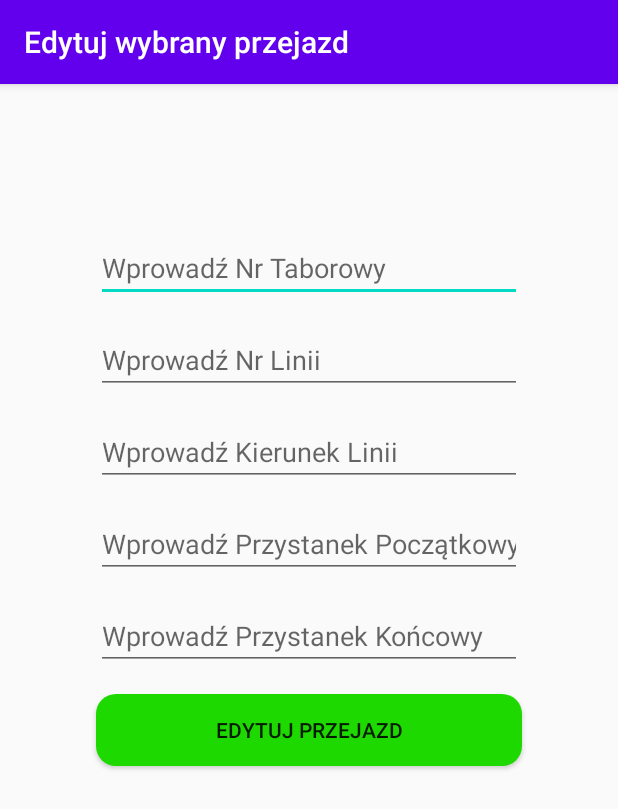
After one commit to Kamilos15ppp/Przejazdy, an Android app: the EditTransit screen opened directly, with no data from a screen before it, on a phone screen of 412 x 824 dp. The commit adds this screen. Shown: the top 809 px of the screen. Run offline under Robolectric (Android 15) with nearby library versions, the phone set to English and light mode, and no system bars; libraries missing offline, so code that uses them is left out: com.parse, com.shashank.sony.

Commit message:
Added editing transits in edit_transit Activity

```diff
--- a/app/src/main/AndroidManifest.xml
+++ b/app/src/main/AndroidManifest.xml
@@ -10,7 +10,8 @@
         android:roundIcon="@mipmap/ic_launcher_round"
         android:supportsRtl="true"
         android:theme="@style/AppTheme">
-        <activity android:name=".AddingNewTransit"></activity>
+        <activity android:name=".EditTransit"></activity>
+        <activity android:name=".AddingNewTransit" />
         <activity
             android:name=".HomePageActivity"
             android:theme="@style/Theme.AppCompat.NoActionBar" />
--- /dev/null
+++ b/app/src/main/java/com/example/przejazdy/EditTransit.java
@@ -0,0 +1,112 @@
+package com.example.przejazdy;
+
+import android.annotation.SuppressLint;
+import android.content.Intent;
+import android.os.Bundle;
+import android.os.Handler;
+import android.os.Message;
+import android.view.View;
+import android.widget.Button;
+import android.widget.EditText;
+import android.widget.Toast;
+
+import androidx.appcompat.app.AppCompatActivity;
+
+import com.parse.GetCallback;
+import com.parse.ParseException;
+import com.parse.ParseObject;
+import com.parse.ParseQuery;
+import com.parse.ParseUser;
+import com.shashank.sony.fancytoastlib.FancyToast;
+
+public class EditTransit extends AppCompatActivity implements View.OnClickListener {
+
+    private EditText edtTabNumEdit, edtLineNumEdit, edtDirectionEdit,
+            edtFirstEdit, edtLastEdit;
+    private Button btnEditTransit;
+
+    @Override
+    protected void onCreate(Bundle savedInstanceState) {
+        super.onCreate(savedInstanceState);
+        setContentView(R.layout.activity_edit_transit);
+
+        setTitle(R.string.title_edit_transit);
+
+        edtTabNumEdit = findViewById(R.id.edtTabNumEdit);
+        edtLineNumEdit = findViewById(R.id.edtLineNumEdit);
+        edtDirectionEdit = findViewById(R.id.edtDirectionEdit);
+        edtFirstEdit = findViewById(R.id.edtFirstEdit);
+        edtLastEdit = findViewById(R.id.edtLastEdit);
+        btnEditTransit = findViewById(R.id.btnEditTransit);
+
+        btnEditTransit.setOnClickListener(this);
+
+    }
+
+    @Override
+    public void onClick(View view) {
+
+        if (edtTabNumEdit.getText().toString().equals("") ||
+                edtLineNumEdit.getText().toString().equals("") ||
+                edtDirectionEdit.getText().toString().equals("") ||
+                edtFirstEdit.getText().toString().equals("") ||
+                edtLastEdit.getText().toString().equals("")) {
+
+            FancyToast.makeText(EditTransit.this,
+                    getString(R.string.fancy_adding_new_transit_required),
+                    Toast.LENGTH_SHORT, FancyToast.INFO,
+                    false).show();
+
+        } else {
+
+            final String userName;
+            ParseUser parseUser = ParseUser.getCurrentUser();
+            userName = parseUser.getUsername().toLowerCase();
+            ParseQuery<ParseObject> przejazd = ParseQuery.getQuery("przejazdy_" + userName);
+            przejazd.getInBackground(AddTransit.objectIdPublic, new GetCallback<ParseObject>() {
+                public void done(ParseObject object, ParseException e) {
+
+                    if (e == null) {
+
+                        object.put("taborowy", edtTabNumEdit.getText().toString());
+                        object.put("linia", edtLineNumEdit.getText().toString());
+                        object.put("kierunek", edtDirectionEdit.getText().toString());
+                        object.put("poczatkowy", edtFirstEdit.getText().toString());
+                        object.put("koncowy", edtLastEdit.getText().toString());
+                        object.saveInBackground();
+
+                    }
+
+                }
+
+            });
+
+            FancyToast.makeText(EditTransit.this,
+                    getString(R.string.fancy_edit_transit),
+                    Toast.LENGTH_SHORT, FancyToast.SUCCESS,
+                    false).show();
+
+            transitionHomePageActivity();
+
+        }
+
+    }
+
+    private void transitionHomePageActivity() {
+
+//        Intent intent = new Intent(AddingNewTransit.this, AddTransit.class);
+//        startActivity(intent);
+//
+        @SuppressLint("HandlerLeak") Handler h = new Handler(){
+            @Override
+            public void handleMessage(Message msg) {
+
+                Intent i = new Intent().setClass(EditTransit.this, HomePageActivity.class);
+                startActivity(i);
+            }
+        };
+
+        h.sendEmptyMessageDelayed(0, 800);
+    }
+
+}
--- a/app/src/main/java/com/example/przejazdy/HomePageActivity.java
+++ b/app/src/main/java/com/example/przejazdy/HomePageActivity.java
@@ -22,7 +22,7 @@ public class HomePageActivity extends AppCompatActivity {
         setContentView(R.layout.activity_home_page);
 
         ParseUser parseUser = ParseUser.getCurrentUser();
-        setTitle("Przejazdy użytkownika " + parseUser.getUsername());
+        setTitle(R.string.title_homepage + " " + parseUser.getUsername());
 
         toolbar = findViewById(R.id.toolbar);
         setSupportActionBar(toolbar);
--- /dev/null
+++ b/app/src/main/res/layout/activity_edit_transit.xml
@@ -0,0 +1,91 @@
+<?xml version="1.0" encoding="utf-8"?>
+<androidx.constraintlayout.widget.ConstraintLayout xmlns:android="http://schemas.android.com/apk/res/android"
+    xmlns:app="http://schemas.android.com/apk/res-auto"
+    xmlns:tools="http://schemas.android.com/tools"
+    android:layout_width="match_parent"
+    android:layout_height="match_parent"
+    tools:context=".EditTransit">
+
+    <EditText
+        android:id="@+id/edtTabNumEdit"
+        android:layout_width="0dp"
+        android:layout_height="wrap_content"
+        android:layout_marginStart="64dp"
+        android:layout_marginTop="100dp"
+        android:layout_marginEnd="64dp"
+        android:ems="10"
+        android:hint="@string/edt_hint_tab_num"
+        android:inputType="textPersonName"
+        app:layout_constraintEnd_toEndOf="parent"
+        app:layout_constraintStart_toStartOf="parent"
+        app:layout_constraintTop_toTopOf="parent" />
+
+    <EditText
+        android:id="@+id/edtLineNumEdit"
+        android:layout_width="0dp"
+        android:layout_height="wrap_content"
+        android:layout_marginStart="64dp"
+        android:layout_marginTop="16dp"
+        android:layout_marginEnd="64dp"
+        android:ems="10"
+        android:hint="@string/edt_hint_line_num"
+        android:inputType="textPersonName"
+        app:layout_constraintEnd_toEndOf="parent"
+        app:layout_constraintStart_toStartOf="parent"
+        app:layout_constraintTop_toBottomOf="@+id/edtTabNumEdit" />
+
+    <EditText
+        android:id="@+id/edtDirectionEdit"
+        android:layout_width="0dp"
+        android:layout_height="wrap_content"
+        android:layout_marginStart="64dp"
+        android:layout_marginTop="16dp"
+        android:layout_marginEnd="64dp"
+        android:ems="10"
+        android:hint="@string/edt_hint_direction"
+        android:inputType="textPersonName"
+        app:layout_constraintEnd_toEndOf="parent"
+        app:layout_constraintStart_toStartOf="parent"
+        app:layout_constraintTop_toBottomOf="@+id/edtLineNumEdit" />
+
+    <EditText
+        android:id="@+id/edtFirstEdit"
+        android:layout_width="0dp"
+        android:layout_height="wrap_content"
+        android:layout_marginStart="64dp"
+        android:layout_marginTop="16dp"
+        android:layout_marginEnd="64dp"
+        android:ems="10"
+        android:hint="@string/edt_hint_first"
+        android:inputType="textPersonName"
+        app:layout_constraintEnd_toEndOf="parent"
+        app:layout_constraintStart_toStartOf="parent"
+        app:layout_constraintTop_toBottomOf="@+id/edtDirectionEdit" />
+
+    <EditText
+        android:id="@+id/edtLastEdit"
+        android:layout_width="0dp"
+        android:layout_height="wrap_content"
+        android:layout_marginStart="64dp"
+        android:layout_marginTop="16dp"
+        android:layout_marginEnd="64dp"
+        android:ems="10"
+        android:hint="@string/edt_hint_last"
+        android:inputType="textPersonName"
+        app:layout_constraintEnd_toEndOf="parent"
+        app:layout_constraintStart_toStartOf="parent"
+        app:layout_constraintTop_toBottomOf="@+id/edtFirstEdit" />
+
+    <Button
+        android:id="@+id/btnEditTransit"
+        android:layout_width="0dp"
+        android:layout_height="wrap_content"
+        android:layout_marginStart="64dp"
+        android:layout_marginTop="16dp"
+        android:layout_marginEnd="64dp"
+        android:background="@drawable/round_shape_btn2"
+        android:text="@string/btn_edit_transit"
+        app:layout_constraintEnd_toEndOf="parent"
+        app:layout_constraintStart_toStartOf="parent"
+        app:layout_constraintTop_toBottomOf="@+id/edtLastEdit" />
+</androidx.constraintlayout.widget.ConstraintLayout>
--- a/app/src/main/res/values/strings.xml
+++ b/app/src/main/res/values/strings.xml
@@ -15,8 +15,8 @@
     <string name="fancy_user_login_user_pass">Wprowadź poprawne dane logowania!</string>
     <string name="fancy_user_signedup_error">Wystąpił błąd:</string>
     <string name="progressdialog_signingup">Tworzenie użytkownika</string>
+
     <string name="title_adding_new_transit">Dodaj nowy przejazd</string>
-
     <string name="edt_hint_tab_num">Wprowadź Nr Taborowy</string>
     <string name="edt_hint_line_num">Wprowadź Nr Linii</string>
     <string name="edt_hint_direction">Wprowadź Kierunek Linii</string>
@@ -24,5 +24,12 @@
     <string name="edt_hint_last">Wprowadź Przystanek Końcowy</string>
     <string name="btn_adding_new_transit">Dodaj przejazd</string>
     <string name="fancy_adding_new_transit">Dodano nowy przejazd</string>
+    <string name="fancy_adding_new_transit_required">Wprowadź wszystkie dane!</string>
+
+    <string name="title_edit_transit">Edytuj wybrany przejazd</string>
+    <string name="btn_edit_transit">Edytuj przejazd</string>
+    <string name="fancy_edit_transit">Zaktualizowano przejazd</string>
+
+    <string name="title_homepage">Przejazdy użytkownika</string>
 
 </resources>
```
Also changed, not shown: app/src/main/java/com/example/przejazdy/AddTransit.java (+34 -5 lines), app/src/main/java/com/example/przejazdy/AddingNewTransit.java (+16 -3 lines).
